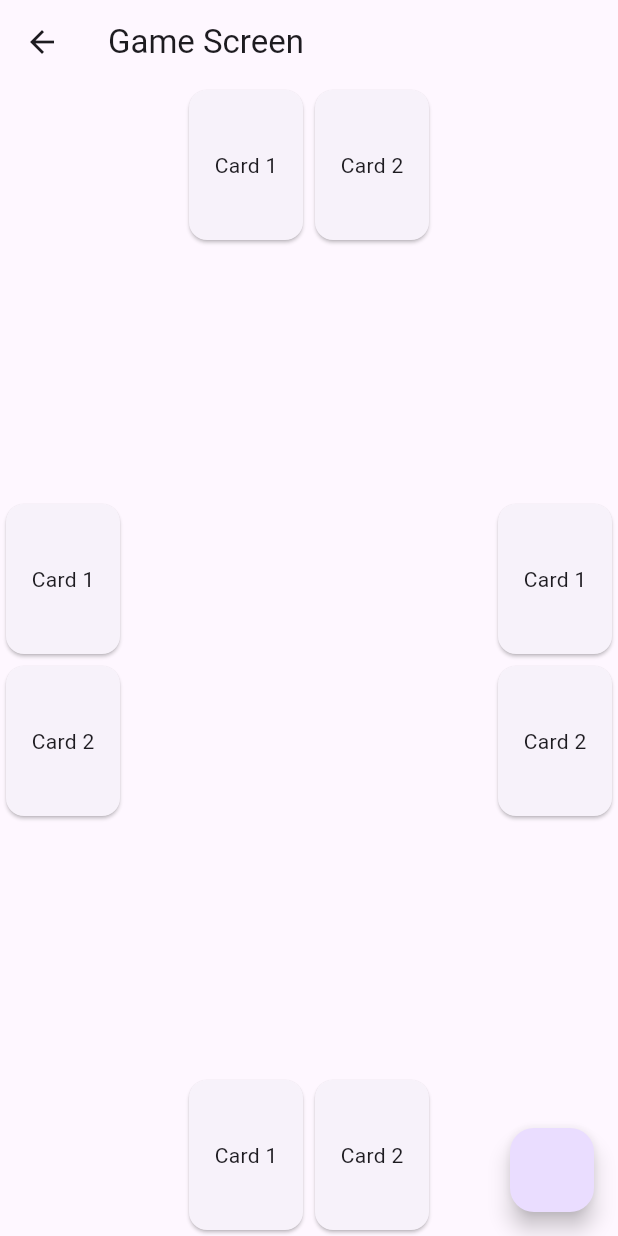
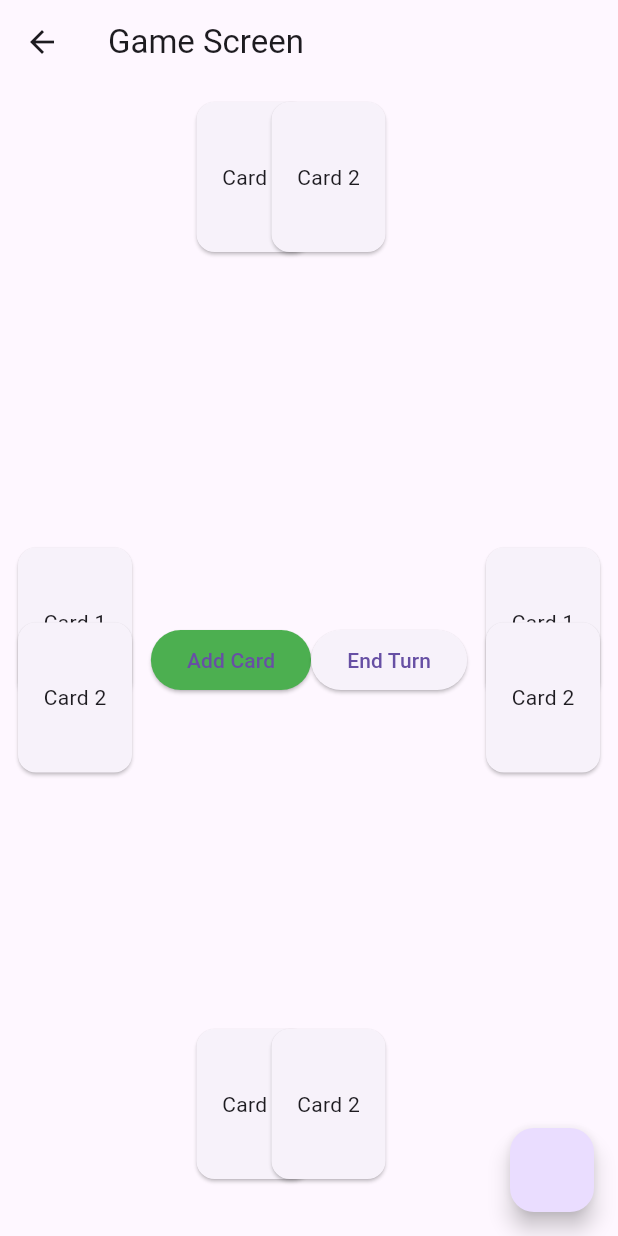
Before and after one commit to LeitMoth/blackjack-the-digital-realm, a Flutter app: the GameScreen screen opened directly, on a phone screen of 412 x 824 dp. Run offline on Flutter 3.47's test engine with Material 3 defaults, Android fonts, the phone set to English and light mode, and no system bars; our stand-ins replace firebase_auth, firebase_core, go_router, google_fonts; missing offline and left inert: firebase_ui_auth; accounts and stored records are empty.

Commit message:
Deal card button, end turn button, and cards now stack on each other

```diff
--- a/lib/game_screen.dart
+++ b/lib/game_screen.dart
@@ -1,6 +1,6 @@
-import 'package:blackjack_the_digital_realm/widgets/playing_card.dart';
 import 'package:flutter/material.dart';
 
+import 'widgets/playing_card.dart';
 import 'widgets/playing_hand.dart';
 
 class GameScreen extends StatefulWidget {
@@ -11,8 +11,15 @@ class GameScreen extends StatefulWidget {
     return GameScreenState();
   }
 }
+//TODO: make a custom back arrow
 
 class GameScreenState extends State<GameScreen> {
+  int turn = 0;
+
+  List<PlayingCard> hand0 = [
+    const PlayingCard(text: "Card 1"),
+    const PlayingCard(text: "Card 2")
+  ];
   List<PlayingCard> hand1 = [
     const PlayingCard(text: "Card 1"),
     const PlayingCard(text: "Card 2")
@@ -25,10 +32,19 @@ class GameScreenState extends State<GameScreen> {
     const PlayingCard(text: "Card 1"),
     const PlayingCard(text: "Card 2")
   ];
-  List<PlayingCard> hand4 = [
-    const PlayingCard(text: "Card 1"),
-    const PlayingCard(text: "Card 2")
-  ];
+
+  void handleAddCard() {
+    switch (turn) {
+      case (0):
+        hand0.add(const PlayingCard(text: "New Card"));
+      case (1):
+        hand1.add(const PlayingCard(text: "New Card"));
+      case (2):
+        hand2.add(const PlayingCard(text: "New Card"));
+      case (3):
+        hand3.add(const PlayingCard(text: "New Card"));
+    }
+  }
 
   @override
   Widget build(BuildContext context) {
@@ -42,21 +58,45 @@ class GameScreenState extends State<GameScreen> {
           children: [
             PlayingHand(
               side: false,
-              cards: hand1,
+              cards: hand0,
             ),
             Row(
               mainAxisAlignment: MainAxisAlignment.spaceBetween,
               children: [
-                PlayingHand(side: true, cards: hand2),
+                PlayingHand(side: true, cards: hand1),
+                Row(
+                  mainAxisAlignment: MainAxisAlignment.center,
+                  children: [
+                    ElevatedButton(
+                        style: ElevatedButton.styleFrom(
+                          backgroundColor: Colors.green,
+                        ),
+                        onPressed: () {
+                          setState(() {
+                            handleAddCard();
+                          });
+                        },
+                        child: const Text("Add Card")),
+                    ElevatedButton(
+                        onPressed: () {
+                          //end turn
+                          if (turn == 3) {
+                            turn = 0;
+                          }
+                          turn += 1;
+                        },
+                        child: const Text("End Turn"))
+                  ],
+                ),
                 PlayingHand(
                   side: true,
-                  cards: hand3,
+                  cards: hand2,
                 )
               ],
             ),
             PlayingHand(
               side: false,
-              cards: hand4,
+              cards: hand3,
             ),
           ],
         ),
@@ -65,7 +105,7 @@ class GameScreenState extends State<GameScreen> {
             hand1.add(const PlayingCard(text: "Extra Card"));
             hand2.add(const PlayingCard(text: "Extra Card"));
             hand3.add(const PlayingCard(text: "Extra Card"));
-            hand4.add(const PlayingCard(text: "Extra Card"));
+            hand0.add(const PlayingCard(text: "Extra Card"));
           });
         }));
   }
--- a/lib/widgets/playing_hand.dart
+++ b/lib/widgets/playing_hand.dart
@@ -2,8 +2,6 @@ import 'package:flutter/material.dart';
 
 import 'playing_card.dart';
 
-//TODO: How are we handling each player's perspective of the screen? that will determine how the view of the playing hand is
-//There needs to be a way to handle the playing hands on the side.
 class PlayingHand extends StatefulWidget {
   const PlayingHand({super.key, required this.side, required this.cards});
 
@@ -30,19 +28,60 @@ class PlayingHandState extends State<PlayingHand> {
   //     cards.add(playingCard);
   //   });
   // }
-
+  List<Widget> positions = [];
+  double shift = 50;
+  double containerSize = 75;
   @override
   Widget build(BuildContext context) {
+    positions = [];
+    shift = 50;
+    containerSize = (shift * widget.cards.length - 1) + 75;
+    positions.add(widget.cards[0]);
+    if (widget.cards.length > 1) {
+      int i = 1;
+      // print(widget.cards.length);
+      while (i < widget.cards.length) {
+        // print(i);
+        if (widget.side) {
+          positions.add(Positioned(top: shift, child: widget.cards[i]));
+        } else {
+          positions.add(Positioned(left: shift, child: widget.cards[i]));
+        }
+        shift += 50;
+        i += 1;
+      }
+      // print("ran");
+      // print(positions);
+    }
+
     switch (widget.side) {
       case true:
-        return Column(
-          mainAxisAlignment: MainAxisAlignment.center,
-          children: widget.cards,
+        // return Column(
+        //   mainAxisAlignment: MainAxisAlignment.center,
+        //   children: widget.cards,
+        // );
+        return Container(
+          padding: const EdgeInsets.all(8),
+          width: 100,
+          height: containerSize,
+          // color: Colors.black,
+          child: Stack(
+            children: positions,
+          ),
         );
       case false:
-        return Row(
-          mainAxisAlignment: MainAxisAlignment.center,
-          children: widget.cards,
+        // return Row(
+        //   mainAxisAlignment: MainAxisAlignment.center,
+        //   children: widget.cards,
+        // );
+        return Container(
+          padding: const EdgeInsets.all(8),
+          width: containerSize,
+          height: 150,
+          child: Stack(
+            // alignment: Alignment.center,
+            children: positions,
+          ),
         );
     }
   }
```
